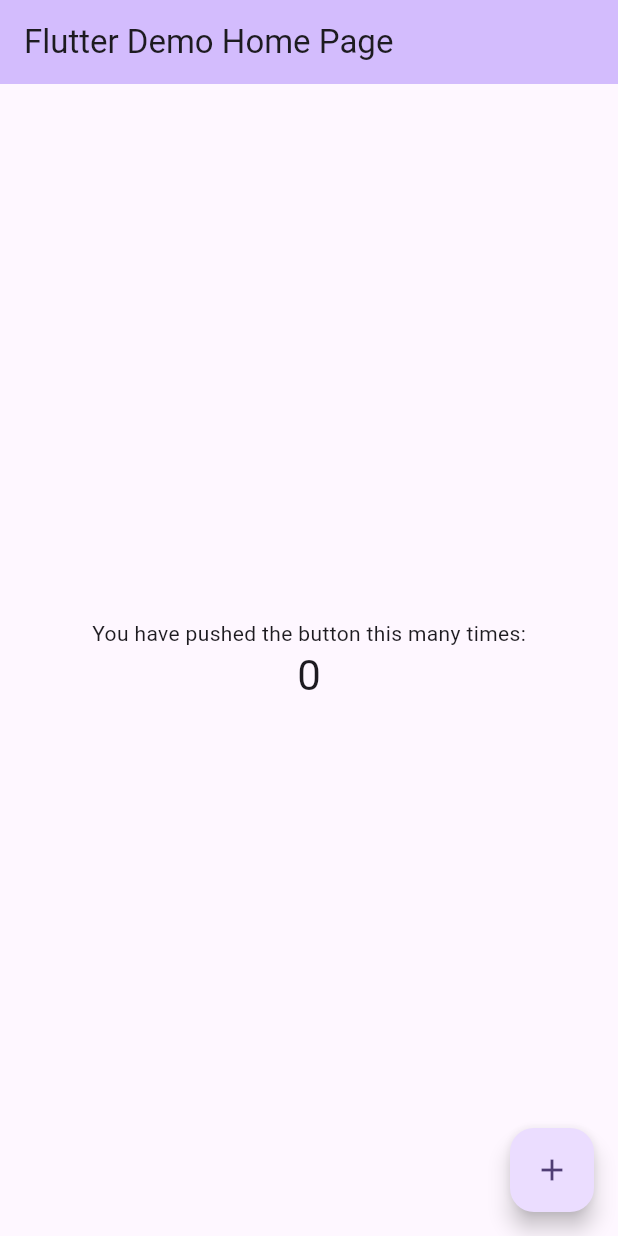
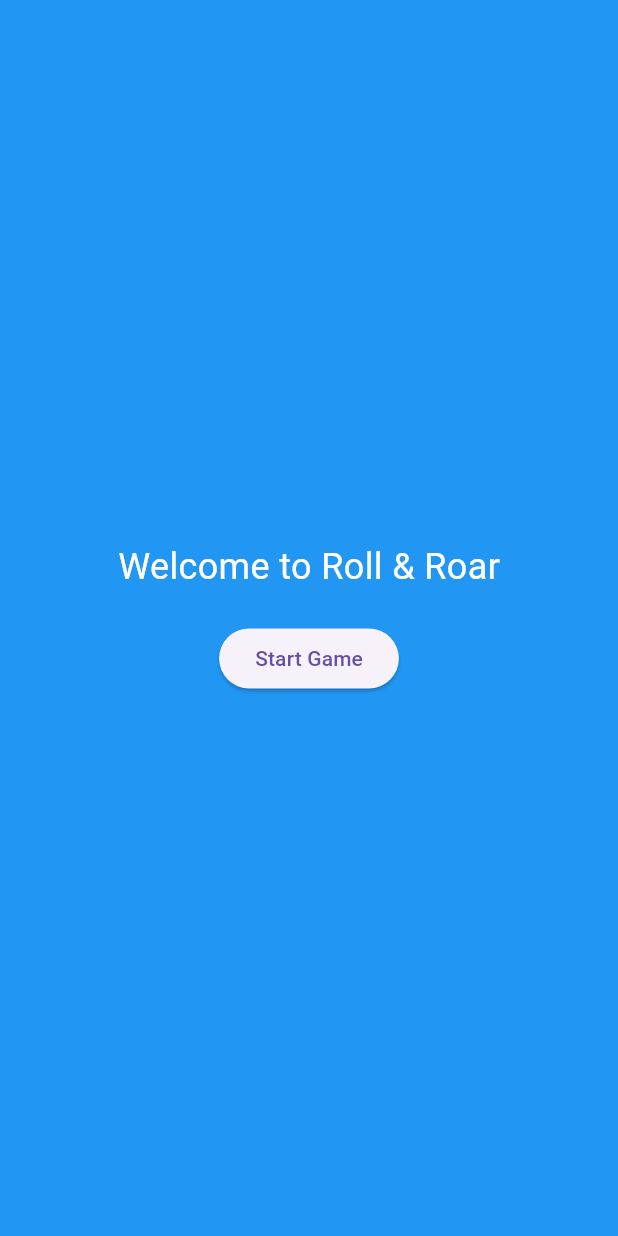
Before and after one commit to parsard/Roll-Roar, a Flutter app: the screen it shows after launch, on a phone screen of 412 x 824 dp. Run offline on Flutter 3.47's test engine with Material 3 defaults, Android fonts, the phone set to English and light mode, and no system bars.

Commit message:
initialize project using provider and create model

```diff
--- a/lib/main.dart
+++ b/lib/main.dart
@@ -1,122 +1,13 @@
 import 'package:flutter/material.dart';
+import 'package:provider/provider.dart';
+import 'package:roll_roar/view/welcome_screen.dart';
+import 'package:roll_roar/viewmodel/game_view_model.dart';
 
 void main() {
-  runApp(const MyApp());
+  runApp(
+    MultiProvider(
+      providers: [ChangeNotifierProvider(create: (_) => GameViewModel())],
+      child: MaterialApp(title: 'Roll & Roar', home: WelcomeScreen(), debugShowCheckedModeBanner: false),
+    ),
+  );
 }
-
-class MyApp extends StatelessWidget {
-  const MyApp({super.key});
-
-  // This widget is the root of your application.
-  @override
-  Widget build(BuildContext context) {
-    return MaterialApp(
-      title: 'Flutter Demo',
-      theme: ThemeData(
-        // This is the theme of your application.
-        //
-        // TRY THIS: Try running your application with "flutter run". You'll see
-        // the application has a purple toolbar. Then, without quitting the app,
-        // try changing the seedColor in the colorScheme below to Colors.green
-        // and then invoke "hot reload" (save your changes or press the "hot
-        // reload" button in a Flutter-supported IDE, or press "r" if you used
-        // the command line to start the app).
-        //
-        // Notice that the counter didn't reset back to zero; the application
-        // state is not lost during the reload. To reset the state, use hot
-        // restart instead.
-        //
-        // This works for code too, not just values: Most code changes can be
-        // tested with just a hot reload.
-        colorScheme: ColorScheme.fromSeed(seedColor: Colors.deepPurple),
-      ),
-      home: const MyHomePage(title: 'Flutter Demo Home Page'),
-    );
-  }
-}
-
-class MyHomePage extends StatefulWidget {
-  const MyHomePage({super.key, required this.title});
-
-  // This widget is the home page of your application. It is stateful, meaning
-  // that it has a State object (defined below) that contains fields that affect
-  // how it looks.
-
-  // This class is the configuration for the state. It holds the values (in this
-  // case the title) provided by the parent (in this case the App widget) and
-  // used by the build method of the State. Fields in a Widget subclass are
-  // always marked "final".
-
-  final String title;
-
-  @override
-  State<MyHomePage> createState() => _MyHomePageState();
-}
-
-class _MyHomePageState extends State<MyHomePage> {
-  int _counter = 0;
-
-  void _incrementCounter() {
-    setState(() {
-      // This call to setState tells the Flutter framework that something has
-      // changed in this State, which causes it to rerun the build method below
-      // so that the display can reflect the updated values. If we changed
-      // _counter without calling setState(), then the build method would not be
-      // called again, and so nothing would appear to happen.
-      _counter++;
-    });
-  }
-
-  @override
-  Widget build(BuildContext context) {
-    // This method is rerun every time setState is called, for instance as done
-    // by the _incrementCounter method above.
-    //
-    // The Flutter framework has been optimized to make rerunning build methods
-    // fast, so that you can just rebuild anything that needs updating rather
-    // than having to individually change instances of widgets.
-    return Scaffold(
-      appBar: AppBar(
-        // TRY THIS: Try changing the color here to a specific color (to
-        // Colors.amber, perhaps?) and trigger a hot reload to see the AppBar
-        // change color while the other colors stay the same.
-        backgroundColor: Theme.of(context).colorScheme.inversePrimary,
-        // Here we take the value from the MyHomePage object that was created by
-        // the App.build method, and use it to set our appbar title.
-        title: Text(widget.title),
-      ),
-      body: Center(
-        // Center is a layout widget. It takes a single child and positions it
-        // in the middle of the parent.
-        child: Column(
-          // Column is also a layout widget. It takes a list of children and
-          // arranges them vertically. By default, it sizes itself to fit its
-          // children horizontally, and tries to be as tall as its parent.
-          //
-          // Column has various properties to control how it sizes itself and
-          // how it positions its children. Here we use mainAxisAlignment to
-          // center the children vertically; the main axis here is the vertical
-          // axis because Columns are vertical (the cross axis would be
-          // horizontal).
-          //
-          // TRY THIS: Invoke "debug painting" (choose the "Toggle Debug Paint"
-          // action in the IDE, or press "p" in the console), to see the
-          // wireframe for each widget.
-          mainAxisAlignment: MainAxisAlignment.center,
-          children: <Widget>[
-            const Text('You have pushed the button this many times:'),
-            Text(
-              '$_counter',
-              style: Theme.of(context).textTheme.headlineMedium,
-            ),
-          ],
-        ),
-      ),
-      floatingActionButton: FloatingActionButton(
-        onPressed: _incrementCounter,
-        tooltip: 'Increment',
-        child: const Icon(Icons.add),
-      ), // This trailing comma makes auto-formatting nicer for build methods.
-    );
-  }
-}
--- /dev/null
+++ b/lib/model/model.dart
@@ -0,0 +1,7 @@
+class Animal {
+  final String name;
+  final String imagePath;
+  final String soundPath;
+
+  Animal({required this.name, required this.imagePath, required this.soundPath});
+}
--- /dev/null
+++ b/lib/view/welcome_screen.dart
@@ -0,0 +1,33 @@
+import 'package:flutter/material.dart';
+import 'package:roll_roar/view/game_screen.dart';
+import 'package:roll_roar/viewmodel/game_view_model.dart';
+import 'package:provider/provider.dart';
+
+class WelcomeScreen extends StatelessWidget {
+  const WelcomeScreen({super.key});
+
+  @override
+  Widget build(BuildContext context) {
+    return Scaffold(
+      backgroundColor: Colors.blue,
+      body: Center(
+        child: Column(
+          mainAxisAlignment: MainAxisAlignment.center,
+          children: [
+            const Text('Welcome to Roll & Roar', style: TextStyle(fontSize: 24, color: Colors.white)),
+            const SizedBox(height: 20),
+            ElevatedButton(
+              onPressed: () {
+                // Navigate to the game screen
+                Provider.of<GameViewModel>(context, listen: false).startGame();
+
+                Navigator.of(context).pushReplacement(MaterialPageRoute(builder: (_) => GameScreen()));
+              },
+              child: const Text('Start Game'),
+            ),
+          ],
+        ),
+      ),
+    );
+  }
+}
--- /dev/null
+++ b/lib/viewmodel/game_view_model.dart
@@ -0,0 +1,61 @@
+import 'package:flutter/material.dart';
+import 'package:roll_roar/model/model.dart';
+import 'dart:math';
+
+enum GameState { ready, running, finished }
+
+class GameViewModel extends ChangeNotifier {
+  List<Animal> animals = [
+    Animal(name: 'Lion', imagePath: '', soundPath: ''),
+    Animal(name: 'Tiger', imagePath: '', soundPath: ''),
+    Animal(name: 'Mouse', imagePath: '', soundPath: ''),
+    Animal(name: 'Eagle', imagePath: '', soundPath: ''),
+    Animal(name: 'Pig', imagePath: '', soundPath: ''),
+    Animal(name: 'Cat', imagePath: '', soundPath: ''),
+  ];
+  late Animal currentAnimal;
+  late List<Animal> choises = [];
+  int diceValue = 1;
+
+  GameState state = GameState.ready;
+
+  GameViewModel();
+
+  rollDice() {
+    // Logic to roll the dice and update the game state
+    notifyListeners(); // Notify listeners to update the UI
+  }
+
+  startGame() {
+    // Logic to start the game
+    _startRound();
+    state = GameState.running;
+    notifyListeners(); // Notify listeners to update the UI
+  }
+
+  _startRound() {
+    diceValue = Random().nextInt(6) + 1; // Simulate dice roll (1-6)
+    currentAnimal = animals[diceValue - 1]; // Select animal based on dice value
+    List<Animal> shuffled = List<Animal>.from(animals)..shuffle();
+
+    if (!shuffled.take(6).contains(currentAnimal)) {
+      shuffled.remove(currentAnimal);
+      shuffled = shuffled.take(5).toList();
+      shuffled.add(currentAnimal);
+      shuffled.shuffle();
+      choises = shuffled; // Add current animal to the choices
+    } else {
+      choises = shuffled.take(6).toList(); // Select 6 random animals
+    }
+  }
+
+  playSound() {
+    // Logic to play sound
+    notifyListeners(); // Notify listeners to update the UI
+  }
+
+  selectAnimal() {
+    // Logic to select an animal
+    notifyListeners(); // Notify listeners to update the UI
+  }
+}
--- a/pubspec.yaml
+++ b/pubspec.yaml
@@ -30,6 +30,7 @@ environment:
 dependencies:
   flutter:
     sdk: flutter
+  provider:
 
   # The following adds the Cupertino Icons font to your application.
   # Use with the CupertinoIcons class for iOS style icons.
```
Also changed, not shown: lib/view/game_screen.dart (added, +15 -0 lines), pubspec.lock.
